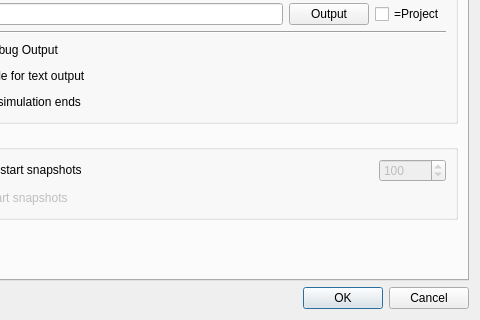
Before: the Qt Designer form cc3d/player5/Configuration/cc3D_prefs.ui in CompuCell3D/CompuCell3D, drawn with Qt 5; both pictures show x 154 to 634 and y 197 to 517 of the 634 by 517 pixel window.
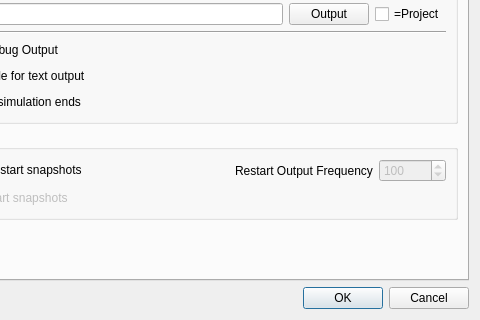
After: the same form once the commit is applied.

Commit message: Fixed configuration dialog

Patch:
```diff
--- a/cc3d/player5/Configuration/cc3D_prefs.ui
+++ b/cc3d/player5/Configuration/cc3D_prefs.ui
@@ -385,6 +385,13 @@
            </spacer>
           </item>
           <item row="0" column="3">
+           <widget class="QLabel" name="label_20">
+            <property name="text">
+             <string>Restart Output Frequency</string>
+            </property>
+           </widget>
+          </item>
+          <item row="0" column="4">
            <widget class="QSpinBox" name="restart_freq_SB">
             <property name="enabled">
              <bool>false</bool>
```
The commit also changes 2 other files.
